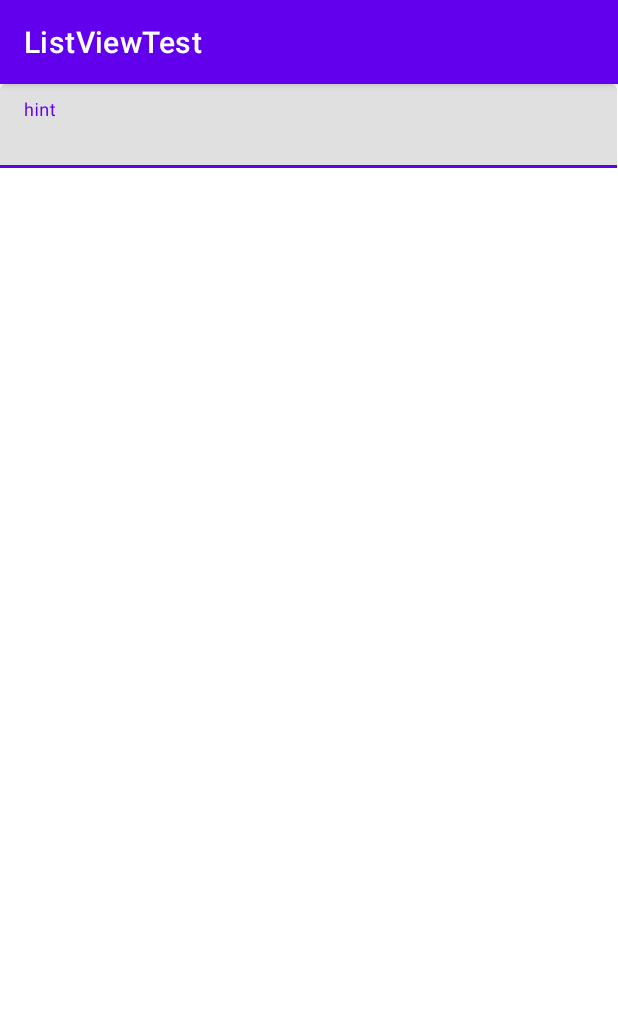
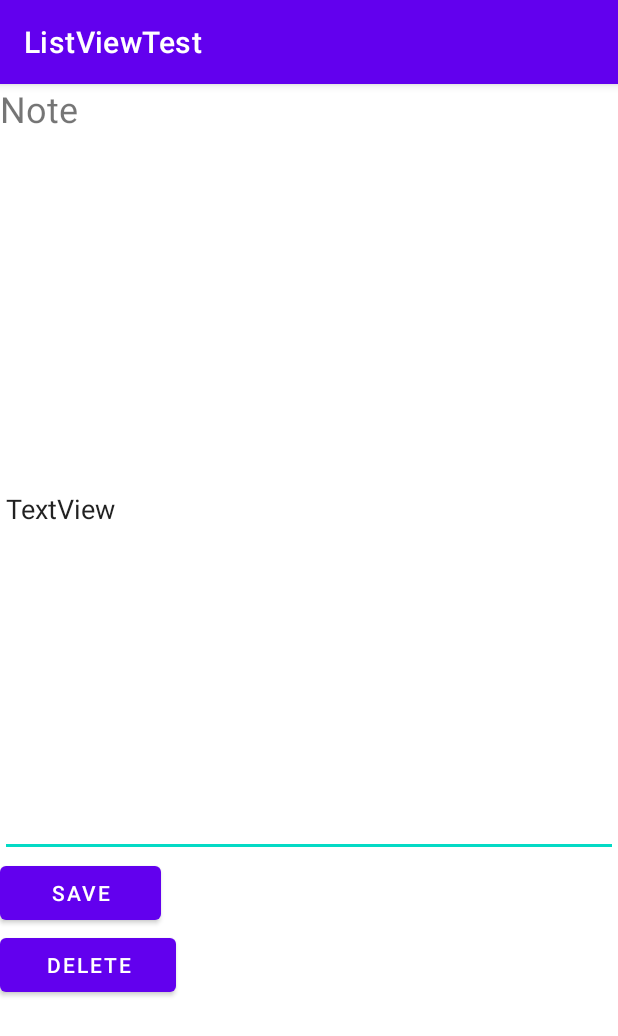
Before and after one commit to EmilieBentsen/ListViewTest, an Android app: the DetailActivity screen opened directly, with no data from a screen before it, on a phone screen of 412 x 824 dp. Shown: the top 1036 px of the screen. Run offline under Robolectric (Android 15) with nearby library versions, the phone set to English and light mode, and no system bars; 1 statement that could not run was skipped.

Commit message:
CRUD metoder færdig vrs. 1

```diff
--- a/app/src/main/AndroidManifest.xml
+++ b/app/src/main/AndroidManifest.xml
@@ -5,7 +5,7 @@
     <application
         android:allowBackup="true"
         android:icon="@mipmap/ic_launcher"
-        android:label="@string/app_name"
+        android:label="ListViewTest"
         android:roundIcon="@mipmap/ic_launcher_round"
         android:supportsRtl="true"
         android:theme="@style/Theme.ListViewTest">
--- a/app/src/main/java/com/example/listviewtest/CustomListActivity.java
+++ b/app/src/main/java/com/example/listviewtest/CustomListActivity.java
@@ -7,6 +7,10 @@ import android.widget.ListView;
 
 import androidx.appcompat.app.AppCompatActivity;
 
+import com.example.listviewtest.DetailActivity;
+import com.example.listviewtest.MyAdapter;
+import com.example.listviewtest.R;
+import com.example.listviewtest.Updatable;
 import com.example.listviewtest.global.Global;
 import com.example.listviewtest.model.Note;
 import com.example.listviewtest.repo.Repo;
--- a/app/src/main/res/layout/activity_custom_list.xml
+++ b/app/src/main/res/layout/activity_custom_list.xml
@@ -4,7 +4,7 @@
     xmlns:tools="http://schemas.android.com/tools"
     android:layout_width="match_parent"
     android:layout_height="match_parent"
-    tools:context=".CustomListActivity">
+    tools:context=".com.example.listviewtest.CustomListActivity">
 
     <ListView
         android:id="@+id/myListView2"
--- a/app/src/main/res/layout/activity_detail.xml
+++ b/app/src/main/res/layout/activity_detail.xml
@@ -2,21 +2,44 @@
 <androidx.constraintlayout.widget.ConstraintLayout xmlns:android="http://schemas.android.com/apk/res/android"
     xmlns:app="http://schemas.android.com/apk/res-auto"
     xmlns:tools="http://schemas.android.com/tools"
+    android:id="@+id/myDetailSaveButtonId"
     android:layout_width="match_parent"
     android:layout_height="match_parent"
+    android:background="#FFFFFF"
     tools:context=".DetailActivity">
 
-    <com.google.android.material.textfield.TextInputLayout
-        android:layout_width="411dp"
-        android:layout_height="215dp"
-        tools:layout_editor_absoluteX="0dp"
-        tools:layout_editor_absoluteY="171dp">
+    <LinearLayout
+        android:layout_width="match_parent"
+        android:layout_height="match_parent"
+        android:orientation="vertical">
 
-        <com.google.android.material.textfield.TextInputEditText
+        <TextView
+            android:id="@+id/myDetailTitleTextView"
+            android:layout_width="match_parent"
+            android:layout_height="52dp"
+            android:text="Note"
+            android:textSize="24sp" />
+
+        <EditText
             android:id="@+id/myDetailTextView"
             android:layout_width="match_parent"
+            android:layout_height="463dp"
+            android:text="TextView"
+            android:inputType="textMultiLine"
+            android:autofillHints="" />
+
+        <Button
+            android:id="@+id/myDetailSavedButtonId"
+            android:layout_width="107dp"
             android:layout_height="wrap_content"
-            android:hint="hint" />
-    </com.google.android.material.textfield.TextInputLayout>
+            android:onClick="update"
+            android:text="SAVE" />
 
+        <Button
+            android:id="@+id/myDetailDeleteButtonId"
+            android:layout_width="117dp"
+            android:layout_height="wrap_content"
+            android:onClick="delete"
+            android:text="DELETE" />
+    </LinearLayout>
 </androidx.constraintlayout.widget.ConstraintLayout>
--- a/app/src/main/res/values/strings.xml
+++ b/app/src/main/res/values/strings.xml
@@ -1,3 +1,4 @@
+<?xml version="1.0" encoding="utf-8"?>
 <resources>
-    <string name="app_name">ListViewTest</string>
+
 </resources>
--- a/app/src/main/res/values/themes.xml
+++ b/app/src/main/res/values/themes.xml
@@ -13,4 +13,5 @@
         <item name="android:statusBarColor" tools:targetApi="l">?attr/colorPrimaryVariant</item>
         <!-- Customize your theme here. -->
     </style>
+
 </resources>
```
Also changed, not shown: app/src/main/java/com/example/listviewtest/DetailActivity.java (+53 -2 lines), app/src/main/java/com/example/listviewtest/repo/Repo.java (+7 -0 lines).
